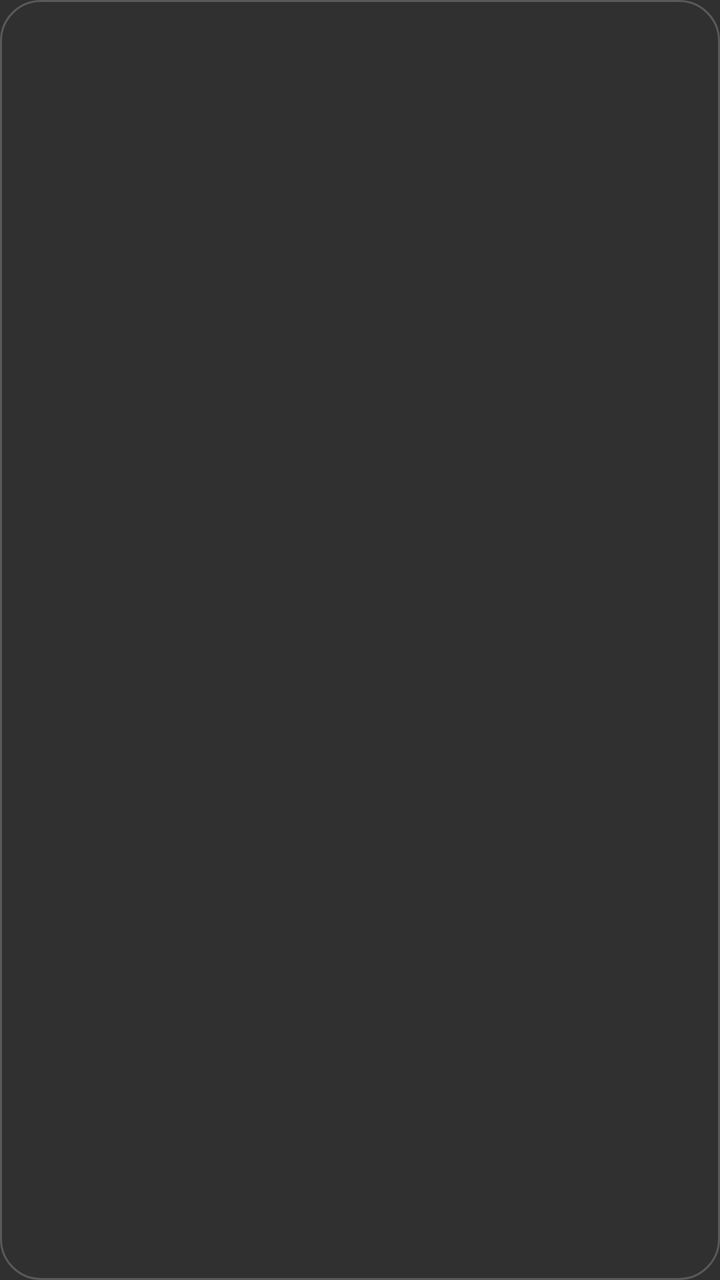
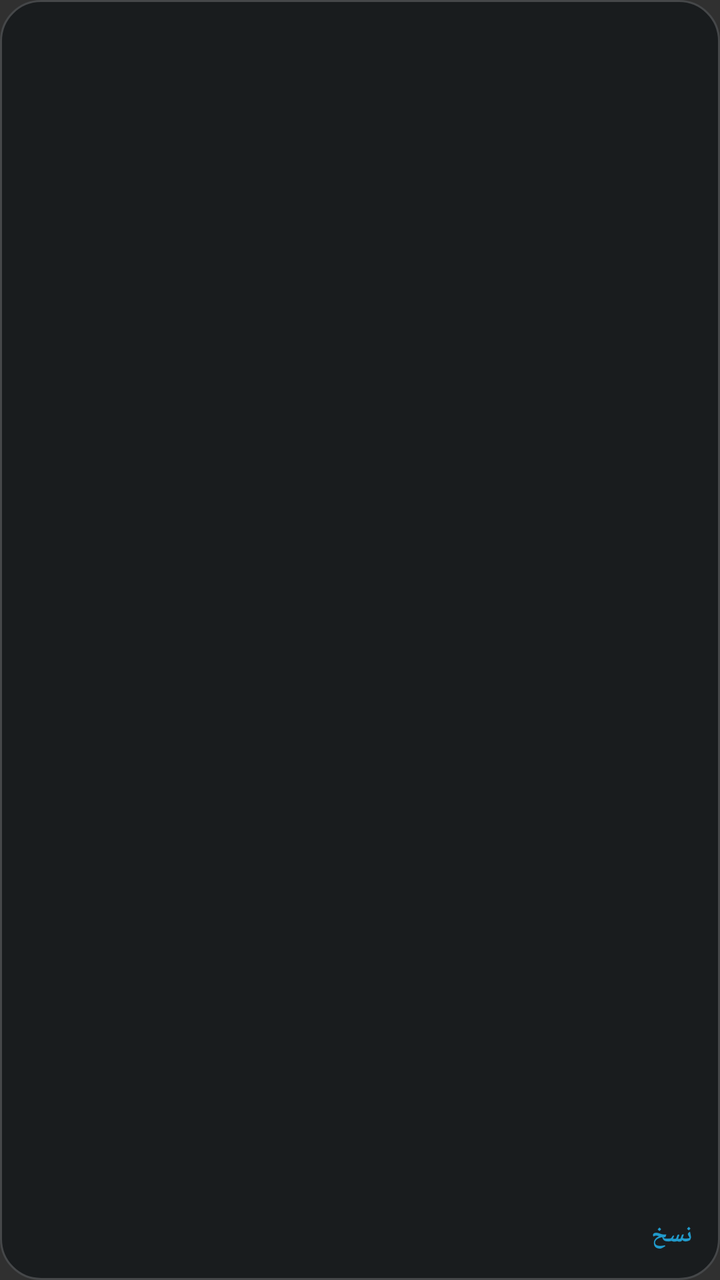

Two renders of the same Android screen: before a commit and after it. Below are the layout's source before the change and the commit's diff.
<!-- AndroidManifest.xml: application theme Theme.App -->
<!-- res/layout/widget_dzikr.xml -->
<?xml version="1.0" encoding="utf-8"?>
<FrameLayout xmlns:android="http://schemas.android.com/apk/res/android"
    android:id="@+id/widget_root"
    android:layout_width="match_parent"
    android:layout_height="match_parent"
    android:background="@drawable/widget_background"
    android:padding="8dp">

    <TextView
        android:id="@+id/widget_dhikr_text"
        android:layout_width="match_parent"
        android:layout_height="wrap_content"
        android:layout_gravity="center_vertical"
        android:ellipsize="end"
        android:gravity="center"
        android:lineSpacingMultiplier="1.2"
        android:maxLines="3"
        android:textColor="#FFFFFF"
        android:textSize="16sp" />
</FrameLayout>
<!-- resources referenced by this layout -->
<resources>
  <!-- drawable widget_background (drawable) -->
  <?xml version="1.0" encoding="utf-8"?>
  <shape xmlns:android="http://schemas.android.com/apk/res/android"
      android:shape="rectangle">
      <solid android:color="#E6303030" />
      <corners android:radius="20dp" />
      <stroke
          android:width="1dp"
          android:color="#33FFFFFF" />
  </shape>
  <style name="Theme.App" parent="android:Theme.Material.NoActionBar" />
</resources>

<!-- the commit's change to res/layout/widget_dzikr.xml (unified diff, before → after) -->
@@ -1,20 +1,33 @@
 <?xml version="1.0" encoding="utf-8"?>
-<FrameLayout xmlns:android="http://schemas.android.com/apk/res/android"
+<LinearLayout xmlns:android="http://schemas.android.com/apk/res/android"
     android:id="@+id/widget_root"
     android:layout_width="match_parent"
     android:layout_height="match_parent"
     android:background="@drawable/widget_background"
+    android:orientation="vertical"
     android:padding="8dp">
 
     <TextView
         android:id="@+id/widget_dhikr_text"
         android:layout_width="match_parent"
-        android:layout_height="wrap_content"
-        android:layout_gravity="center_vertical"
+        android:layout_height="0dp"
+        android:layout_weight="1"
         android:ellipsize="end"
         android:gravity="center"
         android:lineSpacingMultiplier="1.2"
-        android:maxLines="3"
-        android:textColor="#FFFFFF"
+        android:maxLines="2"
+        android:textColor="@color/widget_count"
         android:textSize="16sp" />
-</FrameLayout>
+
+    <TextView
+        android:id="@+id/widget_dhikr_copy"
+        android:layout_width="wrap_content"
+        android:layout_height="wrap_content"
+        android:layout_gravity="end"
+        android:contentDescription="@string/widget_dhikr_copy_a11y"
+        android:padding="6dp"
+        android:text="@string/widget_dhikr_copy"
+        android:textColor="@color/widget_copy_text"
+        android:textSize="12sp"
+        android:textStyle="bold" />
+</LinearLayout>
<!-- resource entries referenced after the edit -->
@@ -1,15 +1,21 @@
 <!-- resources referenced by this layout -->
 <resources>
+  <color name="widget_copy_text">#FFD700</color>
+  <color name="widget_count">#FFFFFF</color>
   <!-- drawable widget_background (drawable) -->
   <?xml version="1.0" encoding="utf-8"?>
   <shape xmlns:android="http://schemas.android.com/apk/res/android"
       android:shape="rectangle">
-      <solid android:color="#E6303030" />
+      <solid android:color="@color/widget_card_bg" />
       <corners android:radius="20dp" />
       <stroke
           android:width="1dp"
-          android:color="#33FFFFFF" />
+          android:color="@color/widget_card_stroke" />
   </shape>
+  <string name="widget_dhikr_copy">نسخ</string>
+  <string name="widget_dhikr_copy_a11y">نسخ الذكر إلى الحافظة</string>
   <style name="Theme.App" parent="android:Theme.Material.NoActionBar" />
+  <color name="widget_card_bg">#E6303030</color>
+  <color name="widget_card_stroke">#33FFFFFF</color>
 </resources>
 
